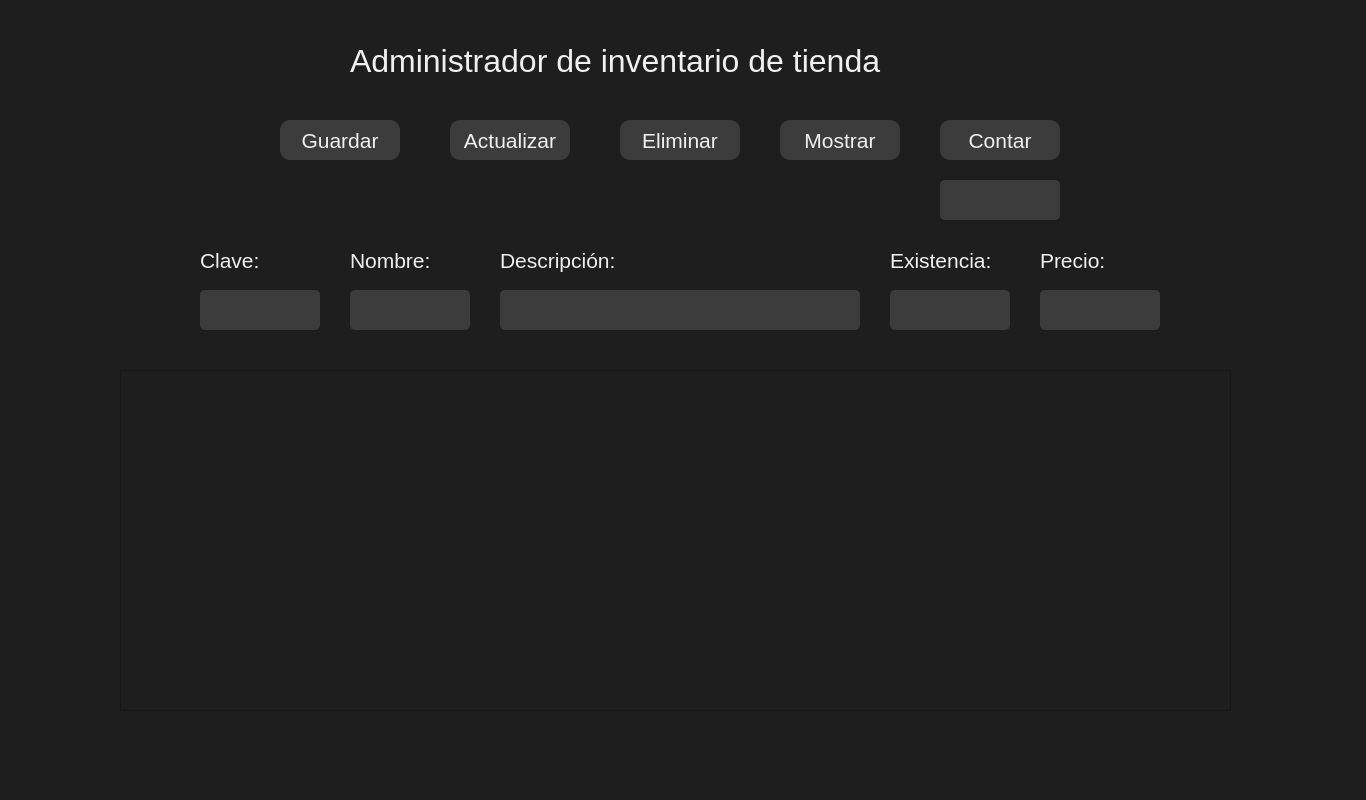
First picture: the form in UI/main.ui, repository SantRR/devapp_proyecto, before the edit.
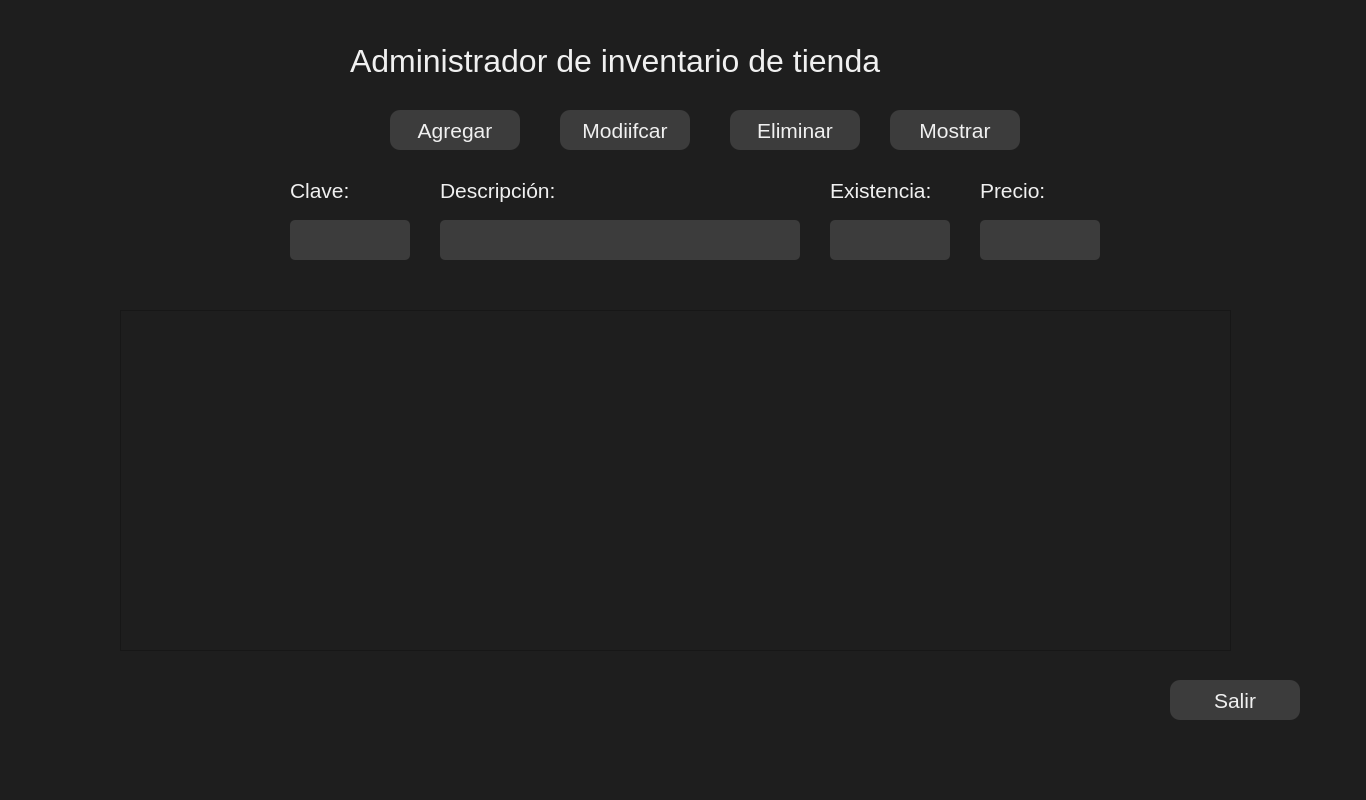
Second picture: the form after the edit.

The edit to the form file:
```diff
--- a/UI/main.ui
+++ b/UI/main.ui
@@ -45,9 +45,9 @@
    <widget class="QPushButton" name="btn_guardar">
     <property name="geometry">
      <rect>
-      <x>280</x>
-      <y>120</y>
-      <width>120</width>
+      <x>390</x>
+      <y>110</y>
+      <width>130</width>
       <height>40</height>
      </rect>
     </property>
@@ -66,14 +66,14 @@
 border-radius: 10px;</string>
     </property>
     <property name="text">
-     <string>Guardar</string>
+     <string>Agregar</string>
     </property>
    </widget>
    <widget class="QLabel" name="lbl_clave">
     <property name="geometry">
      <rect>
-      <x>200</x>
-      <y>240</y>
+      <x>290</x>
+      <y>170</y>
       <width>120</width>
       <height>40</height>
      </rect>
@@ -97,8 +97,8 @@
     </property>
     <property name="geometry">
      <rect>
-      <x>500</x>
-      <y>290</y>
+      <x>440</x>
+      <y>220</y>
       <width>360</width>
       <height>40</height>
      </rect>
@@ -127,8 +127,8 @@
     </property>
     <property name="geometry">
      <rect>
-      <x>200</x>
-      <y>290</y>
+      <x>290</x>
+      <y>220</y>
       <width>120</width>
       <height>40</height>
      </rect>
@@ -154,8 +154,8 @@
     </property>
     <property name="geometry">
      <rect>
-      <x>890</x>
-      <y>290</y>
+      <x>830</x>
+      <y>220</y>
       <width>120</width>
       <height>40</height>
      </rect>
@@ -181,8 +181,8 @@
     </property>
     <property name="geometry">
      <rect>
-      <x>1040</x>
-      <y>290</y>
+      <x>980</x>
+      <y>220</y>
       <width>120</width>
       <height>40</height>
      </rect>
@@ -205,8 +205,8 @@
    <widget class="QLabel" name="lbl_descripcion">
     <property name="geometry">
      <rect>
-      <x>500</x>
-      <y>240</y>
+      <x>440</x>
+      <y>170</y>
       <width>161</width>
       <height>40</height>
      </rect>
@@ -227,8 +227,8 @@
    <widget class="QLabel" name="lbl_existencia">
     <property name="geometry">
      <rect>
-      <x>890</x>
-      <y>240</y>
+      <x>830</x>
+      <y>170</y>
       <width>120</width>
       <height>40</height>
      </rect>
@@ -249,8 +249,8 @@
    <widget class="QLabel" name="lbl_precio">
     <property name="geometry">
      <rect>
-      <x>1040</x>
-      <y>240</y>
+      <x>980</x>
+      <y>170</y>
       <width>120</width>
       <height>40</height>
      </rect>
@@ -271,9 +271,9 @@
    <widget class="QPushButton" name="btn_actualizar">
     <property name="geometry">
      <rect>
-      <x>450</x>
-      <y>120</y>
-      <width>120</width>
+      <x>560</x>
+      <y>110</y>
+      <width>130</width>
       <height>40</height>
      </rect>
     </property>
@@ -292,15 +292,15 @@
 border-radius: 10px;</string>
     </property>
     <property name="text">
-     <string>Actualizar</string>
+     <string>Modiifcar</string>
     </property>
    </widget>
    <widget class="QPushButton" name="btn_eliminar">
     <property name="geometry">
      <rect>
-      <x>620</x>
-      <y>120</y>
-      <width>120</width>
+      <x>730</x>
+      <y>110</y>
+      <width>130</width>
       <height>40</height>
      </rect>
     </property>
@@ -322,66 +322,12 @@
      <string>Eliminar</string>
     </property>
    </widget>
-   <widget class="QPushButton" name="btn_contar">
-    <property name="geometry">
-     <rect>
-      <x>940</x>
-      <y>120</y>
-      <width>120</width>
-      <height>40</height>
-     </rect>
-    </property>
-    <property name="font">
-     <font>
-      <family>Segoe UI</family>
-      <pointsize>16</pointsize>
-     </font>
-    </property>
-    <property name="autoFillBackground">
-     <bool>false</bool>
-    </property>
-    <property name="styleSheet">
-     <string notr="true">background-color: rgb(60, 60, 60);
-color: rgb(240, 240, 240);
-border-radius: 10px;</string>
-    </property>
-    <property name="text">
-     <string>Contar</string>
-    </property>
-   </widget>
-   <widget class="QLineEdit" name="txt_contar">
-    <property name="enabled">
-     <bool>true</bool>
-    </property>
-    <property name="geometry">
-     <rect>
-      <x>940</x>
-      <y>180</y>
-      <width>120</width>
-      <height>40</height>
-     </rect>
-    </property>
-    <property name="font">
-     <font>
-      <family>Segoe UI</family>
-      <pointsize>14</pointsize>
-     </font>
-    </property>
-    <property name="autoFillBackground">
-     <bool>false</bool>
-    </property>
-    <property name="styleSheet">
-     <string notr="true">background-color: rgb(60, 60, 60);
-color: rgb(240, 240, 240);
-border-radius: 5px;</string>
-    </property>
-   </widget>
    <widget class="QPushButton" name="btn_mostrar">
     <property name="geometry">
      <rect>
-      <x>780</x>
-      <y>120</y>
-      <width>120</width>
+      <x>890</x>
+      <y>110</y>
+      <width>130</width>
       <height>40</height>
      </rect>
     </property>
@@ -407,28 +353,25 @@
     <property name="geometry">
      <rect>
       <x>120</x>
-      <y>370</y>
+      <y>310</y>
       <width>1111</width>
       <height>341</height>
      </rect>
     </property>
    </widget>
-   <widget class="QLineEdit" name="txt_nombre">
-    <property name="enabled">
-     <bool>true</bool>
-    </property>
+   <widget class="QPushButton" name="btn_salir">
     <property name="geometry">
      <rect>
-      <x>350</x>
-      <y>290</y>
-      <width>120</width>
+      <x>1170</x>
+      <y>680</y>
+      <width>130</width>
       <height>40</height>
      </rect>
     </property>
     <property name="font">
      <font>
       <family>Segoe UI</family>
-      <pointsize>14</pointsize>
+      <pointsize>16</pointsize>
      </font>
     </property>
     <property name="autoFillBackground">
@@ -437,29 +380,10 @@
     <property name="styleSheet">
      <string notr="true">background-color: rgb(60, 60, 60);
 color: rgb(240, 240, 240);
-border-radius: 5px;</string>
-    </property>
-   </widget>
-   <widget class="QLabel" name="lbl_nombre">
-    <property name="geometry">
-     <rect>
-      <x>350</x>
-      <y>240</y>
-      <width>120</width>
-      <height>40</height>
-     </rect>
-    </property>
-    <property name="font">
-     <font>
-      <family>Segoe UI</family>
-      <pointsize>16</pointsize>
-     </font>
-    </property>
-    <property name="styleSheet">
-     <string notr="true">color: rgb(240, 240, 240);</string>
+border-radius: 10px;</string>
     </property>
     <property name="text">
-     <string>Nombre:</string>
+     <string>Salir</string>
     </property>
    </widget>
   </widget>
```
Left out of the diff: 19 changed lines with no effect on the pictures.
